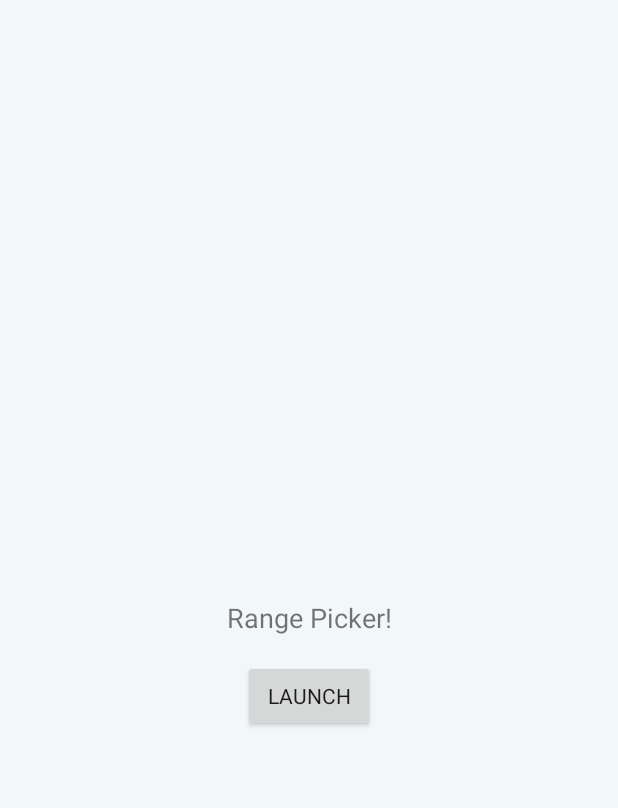
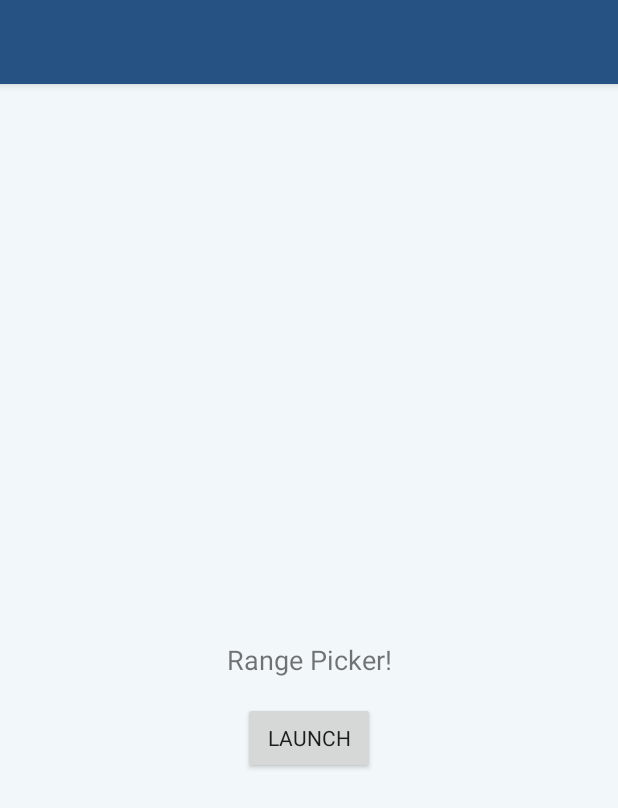
Before and after one commit to abhishek-tm/rangepicker-module-android, an Android app: the screen it shows after launch (MainActivity), on a phone screen of 412 x 824 dp. Shown: the top 808 px of the screen. Run offline under Robolectric (Android 15) with nearby library versions, the phone set to English and light mode, and no system bars.

Commit message:
UI issues

```diff
--- a/app/src/main/java/in/teramatrix/sample/MainActivity.java
+++ b/app/src/main/java/in/teramatrix/sample/MainActivity.java
@@ -5,6 +5,7 @@ import android.app.Activity;
 import android.content.Intent;
 import android.os.Bundle;
 import android.support.v7.app.AppCompatActivity;
+import android.support.v7.widget.Toolbar;
 import android.view.View;
 import android.widget.TextView;
 
@@ -24,6 +25,7 @@ public class MainActivity extends AppCompatActivity implements View.OnClickListe
     protected void onCreate(Bundle savedInstanceState) {
         super.onCreate(savedInstanceState);
         setContentView(R.layout.activity_main);
+
         format = new SimpleDateFormat("dd MMM yyyy HH:mm:ss");
         findViewById(R.id.button).setOnClickListener(this);
         textView = (TextView) findViewById(R.id.text_view);
--- a/app/src/main/res/layout/activity_main.xml
+++ b/app/src/main/res/layout/activity_main.xml
@@ -1,7 +1,41 @@
 <?xml version="1.0" encoding="utf-8"?>
-<RelativeLayout xmlns:android="http://schemas.android.com/apk/res/android"
+<android.support.design.widget.CoordinatorLayout xmlns:android="http://schemas.android.com/apk/res/android"
+    xmlns:app="http://schemas.android.com/apk/res-auto"
     android:layout_width="match_parent"
-    android:layout_height="match_parent">
+    android:layout_height="match_parent"
+    android:fitsSystemWindows="true">
+
+    <android.support.design.widget.AppBarLayout
+        android:id="@+id/app_bar_layout"
+        android:layout_width="match_parent"
+        android:layout_height="wrap_content"
+        android:theme="@style/ThemeOverlay.AppCompat.Dark.ActionBar">
+
+        <android.support.design.widget.CollapsingToolbarLayout
+            android:id="@+id/collapsing_toolbar"
+            android:layout_width="match_parent"
+            android:layout_height="wrap_content"
+            app:contentScrim="?attr/colorPrimary"
+            app:layout_collapseMode="pin"
+            app:titleEnabled="true"
+            app:title="@string/app_name"
+            app:layout_scrollFlags="scroll|exitUntilCollapsed">
+
+            <android.support.v7.widget.Toolbar
+                android:id="@+id/toolbar"
+                android:layout_width="match_parent"
+                android:layout_height="?attr/actionBarSize"
+                app:contentInsetStartWithNavigation="0dp"
+                app:layout_collapseMode="pin"
+                app:layout_scrollFlags="scroll|enterAlways"
+                app:popupTheme="@style/ThemeOverlay.AppCompat.Light" />
+        </android.support.design.widget.CollapsingToolbarLayout>
+    </android.support.design.widget.AppBarLayout>
+
+    <RelativeLayout
+        android:layout_width="match_parent"
+        android:layout_height="match_parent"
+        app:layout_behavior="@string/appbar_scrolling_view_behavior">
 
         <TextView
             android:id="@+id/text_view"
@@ -10,14 +44,15 @@
             android:layout_centerInParent="true"
             android:gravity="center"
             android:text="Range Picker!"
-        android:textSize="18sp"/>
+            android:textSize="18sp" />
 
         <Button
             android:id="@+id/button"
-        android:layout_marginTop="16dp"
             android:layout_width="wrap_content"
             android:layout_height="wrap_content"
             android:layout_below="@id/text_view"
             android:layout_centerHorizontal="true"
+            android:layout_marginTop="16dp"
             android:text="LAUNCH" />
     </RelativeLayout>
+</android.support.design.widget.CoordinatorLayout>
--- a/rangepicker/build.gradle
+++ b/rangepicker/build.gradle
@@ -11,7 +11,7 @@ ext {
     siteUrl = 'https://github.com/abhishek-tm/rangepicker-module-android'
     gitUrl = 'https://github.com/abhishek-tm/rangepicker-module-android.git'
 
-    libraryVersion = '1.0.5'
+    libraryVersion = '1.0.6'
 
     developerId = 'abhishek-tm'
     developerName = 'Abhishek Jain'
```
Also changed, not shown: rangepicker/src/main/java/in/teramatrix/rangepicker/TimePicker.java (+21 -21 lines), rangepicker/src/main/res/layout/activity_time_picker.xml (+4 -8 lines), 1 other file. Lines whose indentation alone changed are shown as unchanged.
